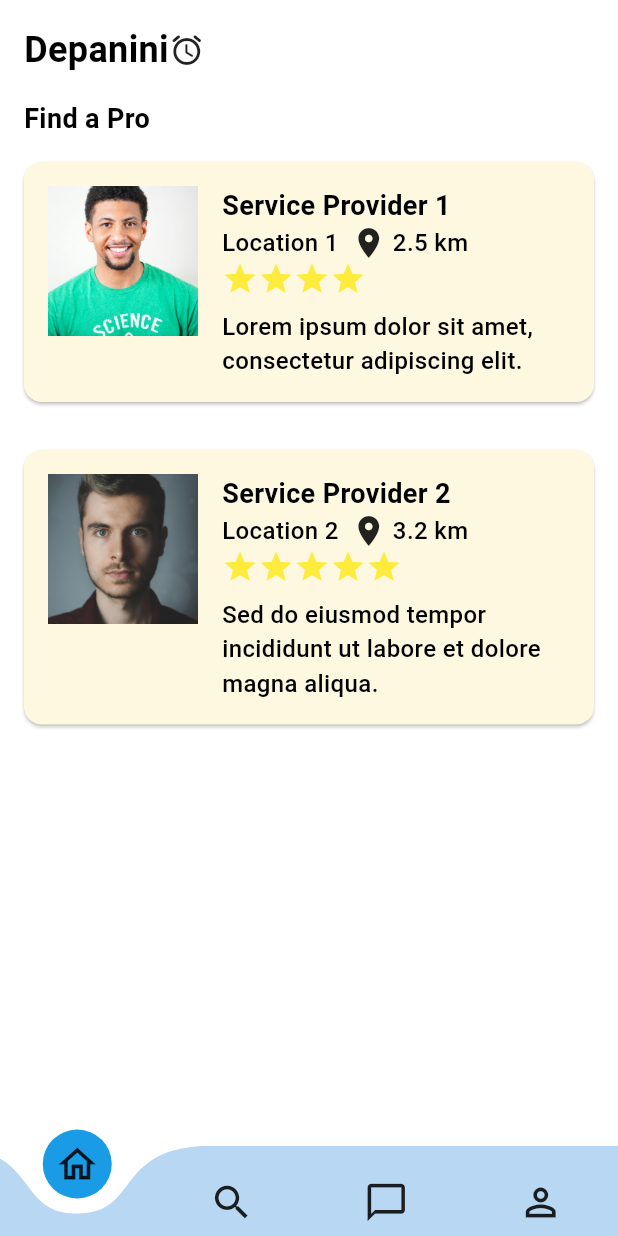
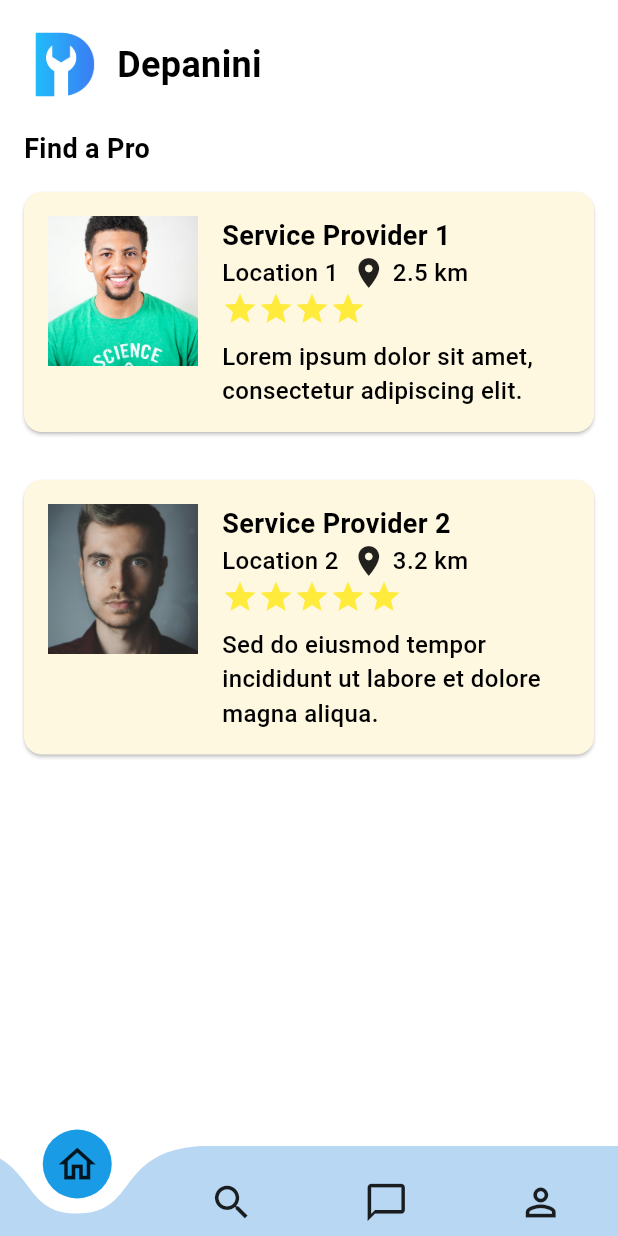
Before and after one commit to Jihed0405/depanini_front, a Flutter app: the screen it shows after launch, on a phone screen of 412 x 824 dp. Run offline on Flutter 3.47's test engine with Material 3 defaults, Android fonts, the phone set to English and light mode, and no system bars; drawn by our look-alikes of curved_navigation_bar; our stand-ins replace flutter_riverpod, riverpod_annotation.

Commit message:
add a logo

```diff
--- a/lib/views/home/home_view.dart
+++ b/lib/views/home/home_view.dart
@@ -38,9 +38,11 @@ class _HomeViewState extends State<HomeView> {
             children: [
             // Title section
             Padding(
-      padding: EdgeInsets.all(16.0),
+      padding: EdgeInsets.all(8.0),
       child: Row(
         children: [
+          Image.asset('assets/person/logo.jpg',width: 70,
+                  height: 70,),
           Text(
             'Depanini',
             style: TextStyle(
@@ -48,7 +50,7 @@ class _HomeViewState extends State<HomeView> {
               fontWeight: FontWeight.bold,
             ),
           ),
-          Icon(Icons.access_alarms_rounded), // Symbol of repair
+
         ],
       ),
             ),
```
Also changed, not shown: assets/person/logo.jpg (added).
